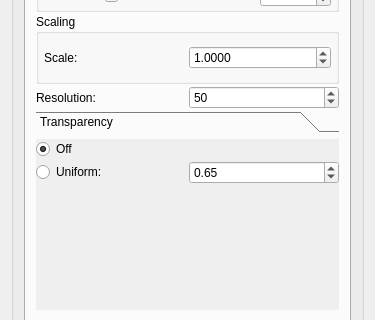
The window that src/Interface/Modules/Visualization/ShowUncertaintyGlyphs.ui (SCIInstitute/SCIRun) describes before a commit, drawn with Qt 5; both pictures show x 0 to 375 and y 247 to 567 of the 375 by 792 pixel window.
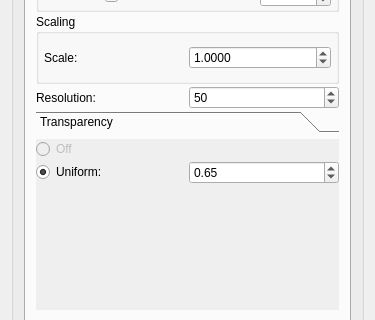
The same window after the commit.

Commit message: Hooked up UI for ShowUncertaintyGlyphs

Patch:
```diff
--- a/src/Interface/Modules/Visualization/ShowUncertaintyGlyphs.ui
+++ b/src/Interface/Modules/Visualization/ShowUncertaintyGlyphs.ui
@@ -366,7 +366,7 @@
                <x>0</x>
                <y>0</y>
                <width>303</width>
-               <height>142</height>
+               <height>122</height>
               </rect>
              </property>
              <attribute name="label">
@@ -390,6 +390,9 @@
               </property>
               <item>
                <widget class="QRadioButton" name="tensorsTransparencyOffRButton_">
+                <property name="enabled">
+                 <bool>false</bool>
+                </property>
                 <property name="autoFillBackground">
                  <bool>false</bool>
                 </property>
@@ -397,7 +400,7 @@
                  <string>Off</string>
                 </property>
                 <property name="checked">
-                 <bool>true</bool>
+                 <bool>false</bool>
                 </property>
                </widget>
               </item>
@@ -416,6 +419,9 @@
                   <property name="text">
                    <string>Uniform:</string>
                   </property>
+                  <property name="checked">
+                   <bool>true</bool>
+                  </property>
                  </widget>
                 </item>
                 <item>
```
The commit also changes 9 other files.
